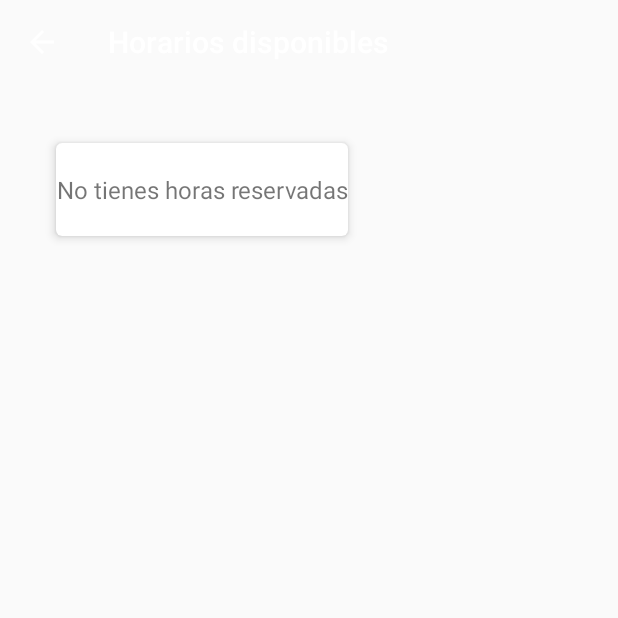
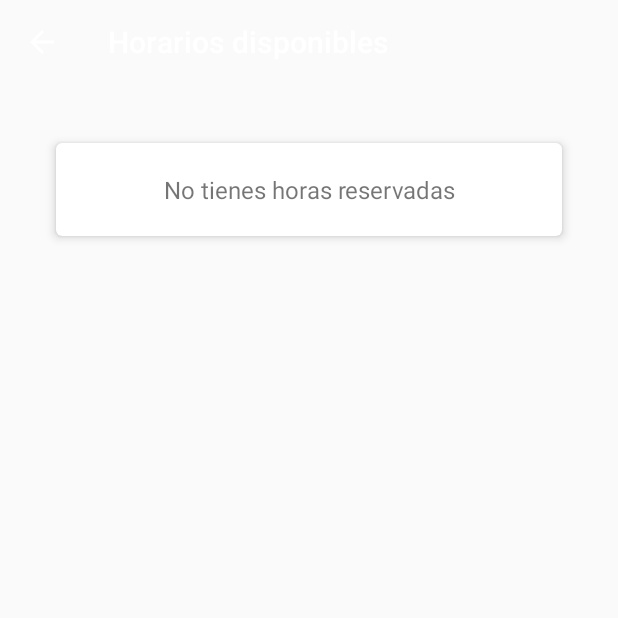
Before and after one commit to jachicao/2016-2-Grupo2-Mobile, an Android app: the ScheduleActivity screen opened directly, with no data from a screen before it, on a phone screen of 412 x 824 dp, the top half of it. Run offline under Robolectric (Android 15) with nearby library versions, the phone set to English and light mode, and no system bars; libraries missing offline, so code that uses them is left out: com.birbit.android; pictures from the network do not load; 3 statements that could not run were skipped.

```diff
--- a/app/build.gradle
+++ b/app/build.gradle
@@ -23,7 +23,7 @@ android {
             buildConfigField 'String', 'HOST', '"http://10.0.2.2:3000"'
         }
         dev {
-            buildConfigField 'String', 'HOST', '"http://esp2stg.ing.puc.cl"'
+            buildConfigField 'String', 'HOST', '"http://especial2.ing.puc.cl"'
         }
     }
 }
--- a/app/src/main/AndroidManifest.xml
+++ b/app/src/main/AndroidManifest.xml
@@ -37,7 +37,6 @@
         </activity>
         <activity android:name=".profile.ProfileActivity">
         </activity>
-
         <activity android:name=".ambiences.AmbienceActivity">
         </activity>
         <activity android:name=".imageries.ImageryActivity">
@@ -58,7 +57,8 @@
             android:theme="@style/AppTheme">
         </activity>
         <activity android:name=".evaluations.EvaluationResults">
-
+        </activity>
+        <activity android:name=".exerciseplans.ExercisePlanActivity">
         </activity>
     </application>
 
--- a/app/src/main/java/cl/uc/saludestudiantiluc/calendar/CalendarActivity.java
+++ b/app/src/main/java/cl/uc/saludestudiantiluc/calendar/CalendarActivity.java
@@ -81,15 +81,13 @@ public class CalendarActivity extends BaseActivity {
       public void onClick(View v) {
         if (mButton.isEnabled() && mServiceSelected && mCampusSelected) {
           Intent intent = new Intent(CalendarActivity.this, ScheduleActivity.class);
-          intent.putExtra(SERVICE_SELECTION, mServiceSpinner.getSelectedItem().toString());
-          intent.putExtra(CAMPUS_SELECTION, mCampusSpinner.getSelectedItem().toString());
+          intent.putExtra(SERVICE_SELECTION, mServiceSpinner.getSelectedItemPosition());
+          intent.putExtra(CAMPUS_SELECTION, mCampusSpinner.getSelectedItemPosition());
           intent.putExtra(SOURCE, AVAILABLE_HOURS);
           startActivity(intent);
         }
-
       }
     });
-
   }
 
   public static Intent getIntent(Activity activity) {
--- a/app/src/main/java/cl/uc/saludestudiantiluc/calendar/CalendarApi.java
+++ b/app/src/main/java/cl/uc/saludestudiantiluc/calendar/CalendarApi.java
@@ -1,11 +1,17 @@
 package cl.uc.saludestudiantiluc.calendar;
+
+import android.os.Build;
 
 import java.util.List;
 
+import cl.uc.saludestudiantiluc.BuildConfig;
+import okhttp3.RequestBody;
 import retrofit2.Call;
+import retrofit2.http.Body;
 import retrofit2.http.Field;
 import retrofit2.http.FormUrlEncoded;
 import retrofit2.http.GET;
+import retrofit2.http.Headers;
 import retrofit2.http.POST;
 import retrofit2.http.Query;
 
@@ -14,20 +20,37 @@ import retrofit2.http.Query;
  */
 
 public interface CalendarApi {
-  String BASE_URL = "https://apihorario.herokuapp.com/api/";
+  static final String BASE_URL =  BuildConfig.HOST + "/api/v1/calendar/";
 
-  @GET("horarios/filter")
-  Call<List<Schedule>> getAvailableHours(@Query("activity") String activity, @Query("campus") String campus);
+  @Headers({
+      "content-type: application/json",
+      "email: dsinay2@uc.cl",
+      "password: 123456",
+      "client: VbgUN66dF0bZKOGYxOS6Lw",
+      "acces-token: h-psCeZpzRgRs463w58_hQ",
+      "uid: dsinay2@uc.cl"})
+  @GET("event_dates")
+  Call<List<Schedule>> getAvailableHours(@Query("event_type") int activity, @Query("campus") int campus);
 
-  @GET("agenda")
+
+  @Headers({
+      "content-type: application/json",
+      "email: dsinay2@uc.cl",
+      "password: 123456",
+      "client: VbgUN66dF0bZKOGYxOS6Lw",
+      "acces-token: h-psCeZpzRgRs463w58_hQ",
+      "uid: dsinay2@uc.cl"})
+  @GET("user_events")
   Call<List<Schedule>> getUserHours();
 
+  @Headers({"email: dsinay2@uc.cl"})
   @FormUrlEncoded
-  @POST("appoint")
-  Call<BookingResponse> booking(@Field("id") int id);
+  @POST("book")
+  Call<BookingResponse> booking(@Field("id-event") int eventId);
+
 
   @FormUrlEncoded
-  @POST("cancel")
-  Call<CancelResponse> cancel(@Field("id") int id);
+  @POST("cancel_book")
+  Call<CancelResponse> cancel(@Field("id-event") int id_event);
 
 }
--- a/app/src/main/res/layout/empty_list_message.xml
+++ b/app/src/main/res/layout/empty_list_message.xml
@@ -2,7 +2,7 @@
 <LinearLayout xmlns:android="http://schemas.android.com/apk/res/android"
               xmlns:app="http://schemas.android.com/apk/res-auto"
               android:orientation="vertical"
-              android:layout_width="wrap_content"
+              android:layout_width="match_parent"
               android:layout_height="wrap_content"
               android:layout_marginLeft="@dimen/activity_horizontal_margin"
               android:layout_marginRight="@dimen/activity_horizontal_margin"
@@ -16,7 +16,7 @@
 
     <android.support.v7.widget.CardView
         android:id="@+id/hoursCardView"
-        android:layout_width="wrap_content"
+        android:layout_width="match_parent"
         android:layout_height="wrap_content"
         android:layout_weight="2"
         android:layout_gravity="center"
--- a/app/src/main/res/menu/drawer.xml
+++ b/app/src/main/res/menu/drawer.xml
@@ -34,7 +34,7 @@
               android:checkable="true"
               android:checked="false"
               android:icon="@drawable/ic_settings_system_daydream_black_24dp"
-              android:title="@string/main_menu_exercises" />
+              android:title="@string/main_menu_exercise_plans" />
         <item android:id="@+id/drawer_evaluations"
               android:checkable="true"
               android:checked="false"
```
Also changed, not shown: app/src/main/java/cl/uc/saludestudiantiluc/calendar/Schedule.java (+18 -18 lines), app/src/main/java/cl/uc/saludestudiantiluc/calendar/ScheduleActivity.java (+37 -17 lines), app/src/main/java/cl/uc/saludestudiantiluc/exerciseplans/ExerciseExpandableAdapter.java (+15 -0 lines), app/src/main/java/cl/uc/saludestudiantiluc/exerciseplans/ExercisePlanActivity.java (added, +15 -0 lines), app/src/main/res/layout/activity_exercise_plan.xml (added, +14 -0 lines), app/src/main/res/values/strings.xml (+4 -3 lines).
